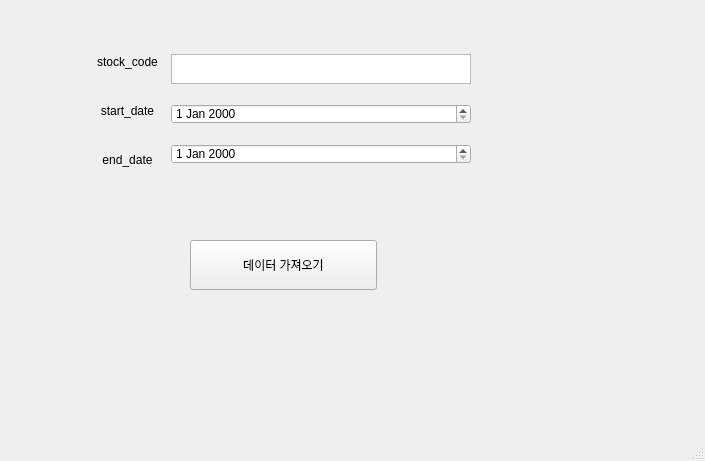
Above: ui/crawler.ui from Lidit/trading_system before the change. Below: the same form after it.
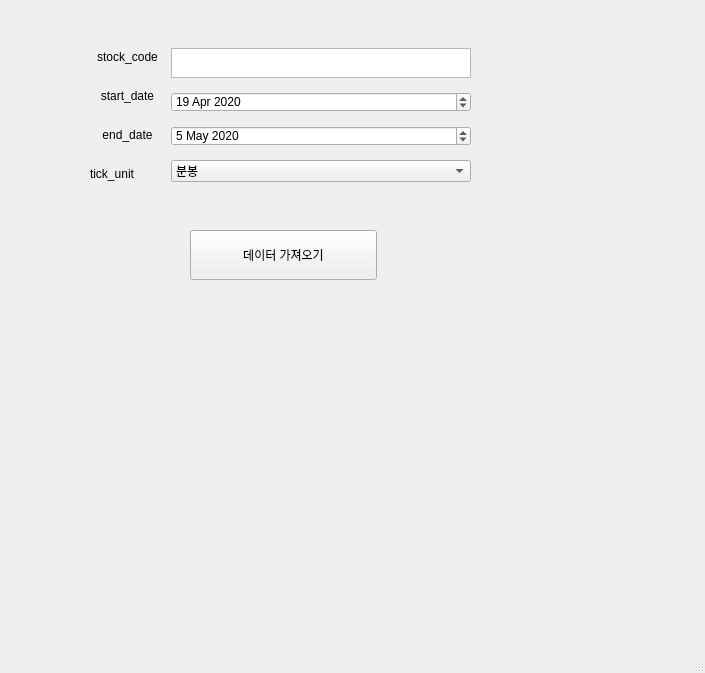
That is the form after the change.

Diff of the .ui file:
```diff
--- a/ui/crawler.ui
+++ b/ui/crawler.ui
@@ -7,7 +7,7 @@
     <x>0</x>
     <y>0</y>
     <width>705</width>
-    <height>461</height>
+    <height>673</height>
    </rect>
   </property>
   <property name="maximumSize">
@@ -32,7 +32,7 @@
       <x>90</x>
       <y>40</y>
       <width>381</width>
-      <height>141</height>
+      <height>150</height>
      </rect>
     </property>
     <layout class="QHBoxLayout" name="horizontalLayout">
@@ -86,6 +86,13 @@
          </property>
         </widget>
        </item>
+       <item>
+        <widget class="QLabel" name="label">
+         <property name="text">
+          <string>tick_unit</string>
+         </property>
+        </widget>
+       </item>
       </layout>
      </item>
      <item>
@@ -108,6 +115,16 @@
            <height>20</height>
           </size>
          </property>
+         <property name="dateTime">
+          <datetime>
+           <hour>0</hour>
+           <minute>0</minute>
+           <second>0</second>
+           <year>2020</year>
+           <month>4</month>
+           <day>19</day>
+          </datetime>
+         </property>
         </widget>
        </item>
        <item>
@@ -118,6 +135,30 @@
            <height>20</height>
           </size>
          </property>
+         <property name="dateTime">
+          <datetime>
+           <hour>12</hour>
+           <minute>0</minute>
+           <second>0</second>
+           <year>2020</year>
+           <month>5</month>
+           <day>5</day>
+          </datetime>
+         </property>
+        </widget>
+       </item>
+       <item>
+        <widget class="QComboBox" name="tickComboBox">
+         <item>
+          <property name="text">
+           <string>분봉</string>
+          </property>
+         </item>
+         <item>
+          <property name="text">
+           <string>일봉</string>
+          </property>
+         </item>
         </widget>
        </item>
       </layout>
@@ -128,7 +169,7 @@
     <property name="geometry">
      <rect>
       <x>190</x>
-      <y>240</y>
+      <y>230</y>
       <width>187</width>
       <height>50</height>
      </rect>
```
